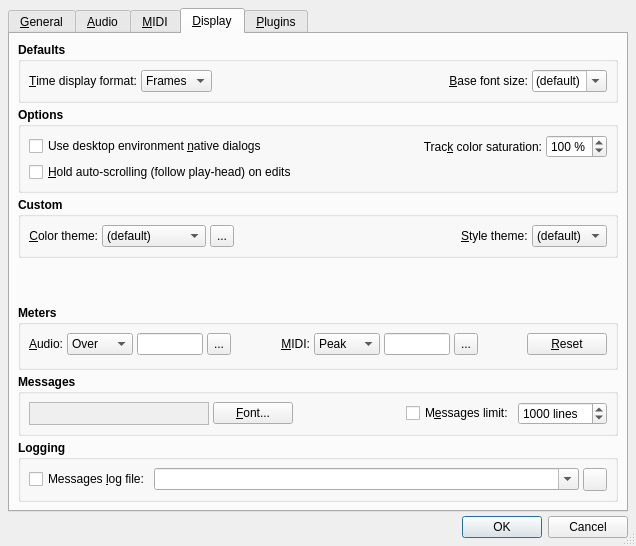
The window that src/qtractorOptionsForm.ui (rncbc/qtractor) describes before a commit, drawn with Qt 5.
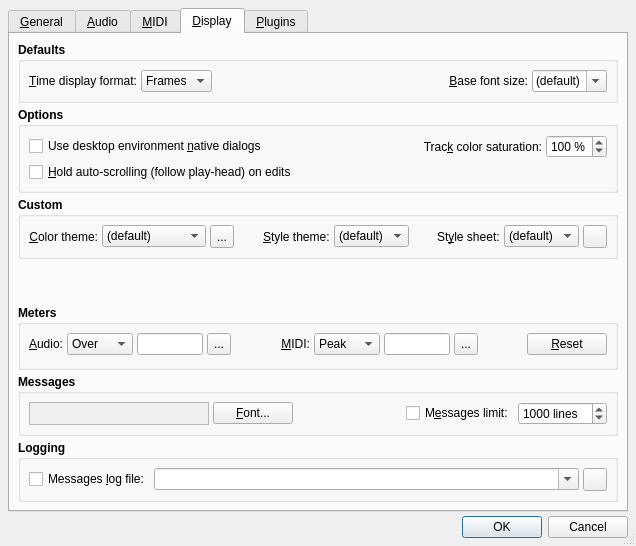
The same window after the commit. The open tabs and pages were chosen to show the change. Icons and pictures are not drawn. Custom widgets are drawn as their Qt base class.

Commit message: [xstylesheet] Introducing View / Options... / Display/ Custom / Style sheet (*.qss) application option. (EXPERIMENTAL)

Patch:
```diff
--- a/src/qtractorOptionsForm.ui
+++ b/src/qtractorOptionsForm.ui
@@ -2841,6 +2841,93 @@
             </item>
            </widget>
           </item>
+          <item row="0" column="7">
+           <spacer>
+            <property name="orientation">
+             <enum>Qt::Horizontal</enum>
+            </property>
+            <property name="sizeHint">
+             <size>
+              <width>20</width>
+              <height>20</height>
+             </size>
+            </property>
+           </spacer>
+          </item>
+          <item row="0" column="8">
+           <widget class="QLabel" name="CustomStyleSheetTextLabel">
+            <property name="font">
+             <font>
+              <weight>50</weight>
+              <bold>false</bold>
+             </font>
+            </property>
+            <property name="text">
+             <string>St&amp;yle sheet:</string>
+            </property>
+            <property name="buddy">
+             <cstring>CustomStyleSheetComboBox</cstring>
+            </property>
+           </widget>
+          </item>
+          <item row="0" column="9">
+           <widget class="QComboBox" name="CustomStyleSheetComboBox">
+            <property name="font">
+             <font>
+              <weight>50</weight>
+              <bold>false</bold>
+             </font>
+            </property>
+            <property name="toolTip">
+             <string>Custom style sheet (*.qss)</string>
+            </property>
+            <property name="editable">
+             <bool>false</bool>
+            </property>
+            <item>
+             <property name="text">
+              <string>(default)</string>
+             </property>
+            </item>
+           </widget>
+          </item>
+          <item row="0" column="10">
+           <widget class="QToolButton" name="CustomStyleSheetToolButton">
+            <property name="font">
+             <font>
+              <weight>50</weight>
+              <bold>false</bold>
+             </font>
+            </property>
+            <property name="minimumSize">
+             <size>
+              <width>22</width>
+              <height>22</height>
+             </size>
+            </property>
+            <property name="maximumSize">
+             <size>
+              <width>24</width>
+              <height>24</height>
+             </size>
+            </property>
+            <property name="font">
+             <font>
+              <weight>50</weight>
+              <bold>false</bold>
+             </font>
+            </property>
+            <property name="focusPolicy">
+             <enum>Qt::TabFocus</enum>
+            </property>
+            <property name="toolTip">
+             <string>Browse for custom style sheet (*.qss)</string>
+            </property>
+            <property name="icon">
+             <iconset resource="qtractor.qrc">:/images/fileOpen.png</iconset>
+            </property>
+           </widget>
+          </item>
          </layout>
         </widget>
        </item>
```
Left out of the diff: 2 changed lines with no effect on the pictures. The commit also changes 7 other files.
